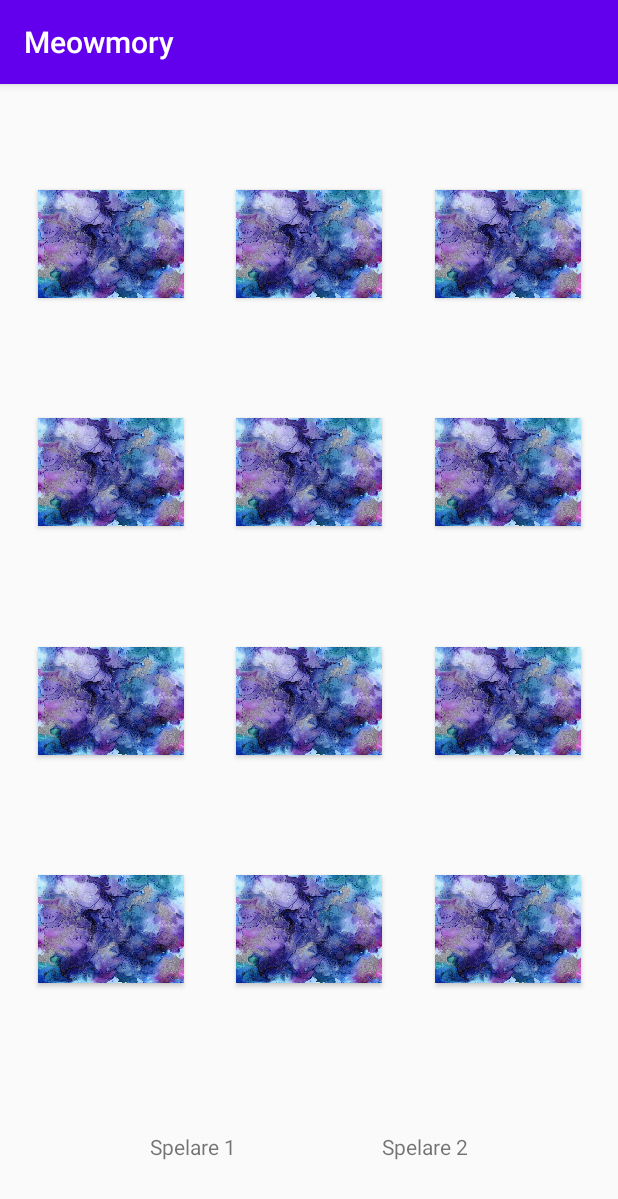
After one commit to emmeline-mutka/Meowmory, an Android app: the GameActivity screen opened directly, with no data from a screen before it, on a phone screen of 412 x 824 dp. The commit adds this screen. Shown: the top 1199 px of the screen. Run offline under Robolectric (Android 15) with nearby library versions, the phone set to English and light mode, and no system bars; 1 statement that could not run was skipped.

Commit message:
Added array and shuffle

```diff
--- a/app/src/main/AndroidManifest.xml
+++ b/app/src/main/AndroidManifest.xml
@@ -9,6 +9,7 @@
         android:roundIcon="@mipmap/ic_launcher_round"
         android:supportsRtl="true"
         android:theme="@style/AppTheme">
+        <activity android:name=".GameActivity"></activity>
         <activity android:name=".MainActivity">
             <intent-filter>
                 <action android:name="android.intent.action.MAIN" />
--- /dev/null
+++ b/app/src/main/java/com/example/meowmory/GameActivity.kt
@@ -0,0 +1,63 @@
+package com.example.meowmory
+
+import android.app.AlertDialog
+import android.media.Image
+import androidx.appcompat.app.AppCompatActivity
+import android.os.Bundle
+import android.util.Log
+import android.view.MotionEvent
+import android.widget.ImageView
+import kotlinx.android.synthetic.main.activity_game.*
+import com.example.meowmory.R.drawable.*
+
+class GameActivity : AppCompatActivity() {
+    override fun onCreate(savedInstanceState: Bundle?) {
+        super.onCreate(savedInstanceState)
+        setContentView(R.layout.activity_game)
+
+        val images: MutableList<Int> = mutableListOf(blackcat, calicocat, graycat, orangecat, tortiecat, whitecat,
+            blackcat, calicocat, graycat, orangecat, tortiecat, whitecat)
+
+        val buttons = arrayOf(cardbg1, cardbg2, cardbg3, cardbg4, cardbg5, cardbg6,
+            cardbg7, cardbg8, cardbg9, cardbg10, cardbg11, cardbg12)
+
+        val cardDown = purpleink
+        var clicked = 0
+        var turnOver = false
+        var lastClicked = -1
+
+        // val alertDialogBuilder = AlertDialog.Builder(this)
+
+        images.shuffle()
+        for(i in 0..11) {
+            buttons[i].text = "cardDown"
+            buttons[i].textSize = 0.0F
+            buttons[i].setOnClickListener {
+                if (buttons[i].text == "cardDown" && !turnOver) {
+                    buttons[i].setBackgroundResource(images[i])
+                    buttons[i].setText(images[i])
+                    if (clicked == 0) {
+                        lastClicked = i
+                    }
+                    clicked++
+                } else if (buttons[i].text !in "cardDown") {
+                    buttons[i].setBackgroundResource(cardDown)
+                    buttons[i].text = "cardDown"
+                    clicked--
+                }
+            if (clicked == 2) {
+                turnOver = true
+                if (buttons[i].text == buttons[lastClicked].text) {
+                    buttons[i].isClickable = false
+                    buttons[lastClicked].isClickable = false
+                    turnOver = false
+                    clicked = 0
+                }
+                } else if (clicked == 0) {
+                turnOver = false
+            }
+
+            }
+        }
+    }
+}
--- a/app/src/main/java/com/example/meowmory/MainActivity.kt
+++ b/app/src/main/java/com/example/meowmory/MainActivity.kt
@@ -1,7 +1,11 @@
 package com.example.meowmory
 
+import android.content.Intent
 import androidx.appcompat.app.AppCompatActivity
 import android.os.Bundle
+import android.util.Log
+import android.view.View
+import android.widget.Button
 
 class MainActivity : AppCompatActivity() {
 
@@ -9,13 +13,13 @@ class MainActivity : AppCompatActivity() {
         super.onCreate(savedInstanceState)
         setContentView(R.layout.activity_main)
 
+        val button = findViewById<Button>(R.id.startButton)
 
+        button.setOnClickListener {
 
+            val intent = Intent(this, GameActivity::class.java)
 
-
-
+            startActivity(intent)
+        }
     }
-
-
-
 }
--- /dev/null
+++ b/app/src/main/res/layout/activity_game.xml
@@ -0,0 +1,238 @@
+<?xml version="1.0" encoding="utf-8"?>
+<androidx.constraintlayout.widget.ConstraintLayout xmlns:android="http://schemas.android.com/apk/res/android"
+    xmlns:app="http://schemas.android.com/apk/res-auto"
+    xmlns:tools="http://schemas.android.com/tools"
+    android:layout_width="match_parent"
+    android:layout_height="match_parent"
+    tools:context=".GameActivity">
+
+
+    <Button
+        android:id="@+id/cardbg1"
+        android:layout_width="97dp"
+        android:layout_height="72dp"
+        android:layout_marginTop="50dp"
+        android:layout_marginEnd="10dp"
+        android:layout_marginRight="10dp"
+        android:layout_marginBottom="50dp"
+        android:background="@drawable/purpleink"
+        android:scaleType="fitStart"
+        app:layout_constraintBottom_toTopOf="@+id/cardbg4"
+        app:layout_constraintEnd_toStartOf="@+id/cardbg2"
+        app:layout_constraintStart_toStartOf="parent"
+        app:layout_constraintTop_toTopOf="parent"
+        app:srcCompat="@drawable/purpleink" />
+
+    <Button
+        android:id="@+id/cardbg2"
+        android:layout_width="97dp"
+        android:layout_height="72dp"
+        android:layout_marginStart="10dp"
+        android:layout_marginLeft="10dp"
+        android:layout_marginTop="50dp"
+        android:layout_marginEnd="10dp"
+        android:layout_marginRight="10dp"
+        android:layout_marginBottom="50dp"
+        android:background="@drawable/purpleink"
+        android:scaleType="fitStart"
+        app:layout_constraintBottom_toTopOf="@+id/cardbg5"
+        app:layout_constraintEnd_toEndOf="parent"
+        app:layout_constraintStart_toStartOf="parent"
+        app:layout_constraintTop_toTopOf="parent"
+        app:srcCompat="@drawable/purpleink" />
+
+    <Button
+        android:id="@+id/cardbg3"
+        android:layout_width="97dp"
+        android:layout_height="72dp"
+        android:layout_marginStart="10dp"
+        android:layout_marginLeft="10dp"
+        android:layout_marginTop="50dp"
+        android:layout_marginBottom="50dp"
+        android:background="@drawable/purpleink"
+        android:scaleType="fitStart"
+        app:layout_constraintBottom_toTopOf="@+id/cardbg6"
+        app:layout_constraintEnd_toEndOf="parent"
+        app:layout_constraintStart_toEndOf="@+id/cardbg2"
+        app:layout_constraintTop_toTopOf="parent"
+        app:srcCompat="@drawable/purpleink" />
+
+    <Button
+        android:id="@+id/cardbg4"
+        android:layout_width="97dp"
+        android:layout_height="72dp"
+        android:layout_marginTop="10dp"
+        android:layout_marginEnd="10dp"
+        android:layout_marginRight="10dp"
+        android:layout_marginBottom="50dp"
+        android:background="@drawable/purpleink"
+        android:scaleType="fitStart"
+        app:layout_constraintBottom_toTopOf="@+id/cardbg7"
+        app:layout_constraintEnd_toStartOf="@+id/cardbg5"
+        app:layout_constraintStart_toStartOf="parent"
+        app:layout_constraintTop_toBottomOf="@+id/cardbg1"
+        app:srcCompat="@drawable/purpleink" />
+
+    <Button
+        android:id="@+id/cardbg5"
+        android:layout_width="97dp"
+        android:layout_height="72dp"
+        android:layout_marginStart="10dp"
+        android:layout_marginLeft="10dp"
+        android:layout_marginTop="10dp"
+        android:layout_marginEnd="10dp"
+        android:layout_marginRight="10dp"
+        android:layout_marginBottom="50dp"
+        android:background="@drawable/purpleink"
+        android:scaleType="fitStart"
+        app:layout_constraintBottom_toTopOf="@+id/cardbg8"
+        app:layout_constraintEnd_toEndOf="parent"
+        app:layout_constraintStart_toStartOf="parent"
+        app:layout_constraintTop_toBottomOf="@+id/cardbg2"
+        app:srcCompat="@drawable/purpleink" />
+
+    <Button
+        android:id="@+id/cardbg6"
+        android:layout_width="97dp"
+        android:layout_height="72dp"
+        android:layout_marginStart="10dp"
+        android:layout_marginLeft="10dp"
+        android:layout_marginTop="10dp"
+        android:layout_marginBottom="50dp"
+        android:background="@drawable/purpleink"
+        android:scaleType="fitStart"
+        app:layout_constraintBottom_toTopOf="@+id/cardbg9"
+        app:layout_constraintEnd_toEndOf="parent"
+        app:layout_constraintStart_toEndOf="@+id/cardbg5"
+        app:layout_constraintTop_toBottomOf="@+id/cardbg3"
+        app:srcCompat="@drawable/purpleink" />
+
+    <Button
+        android:id="@+id/cardbg7"
+        android:layout_width="97dp"
+        android:layout_height="72dp"
+        android:layout_marginTop="10dp"
+        android:layout_marginEnd="10dp"
+        android:layout_marginRight="10dp"
+        android:layout_marginBottom="50dp"
+        android:background="@drawable/purpleink"
+        android:scaleType="fitStart"
+        app:layout_constraintBottom_toTopOf="@+id/cardbg10"
+        app:layout_constraintEnd_toStartOf="@+id/cardbg8"
+        app:layout_constraintStart_toStartOf="parent"
+        app:layout_constraintTop_toBottomOf="@+id/cardbg4"
+        app:srcCompat="@drawable/purpleink" />
+
+    <Button
+        android:id="@+id/cardbg8"
+        android:layout_width="97dp"
+        android:layout_height="72dp"
+        android:layout_marginStart="10dp"
+        android:layout_marginLeft="10dp"
+        android:layout_marginTop="10dp"
+        android:layout_marginEnd="10dp"
+        android:layout_marginRight="10dp"
+        android:layout_marginBottom="50dp"
+        android:background="@drawable/purpleink"
+        android:scaleType="fitStart"
+        app:layout_constraintBottom_toTopOf="@+id/cardbg11"
+        app:layout_constraintEnd_toEndOf="parent"
+        app:layout_constraintStart_toStartOf="parent"
+        app:layout_constraintTop_toBottomOf="@+id/cardbg5"
+        app:srcCompat="@drawable/purpleink" />
+
+    <Button
+        android:id="@+id/cardbg9"
+        android:layout_width="97dp"
+        android:layout_height="72dp"
+        android:layout_marginStart="10dp"
+        android:layout_marginLeft="10dp"
+        android:layout_marginTop="10dp"
+        android:layout_marginBottom="50dp"
+        android:background="@drawable/purpleink"
+        android:scaleType="fitStart"
+        app:layout_constraintBottom_toTopOf="@+id/cardbg12"
+        app:layout_constraintEnd_toEndOf="parent"
+        app:layout_constraintStart_toEndOf="@+id/cardbg8"
+        app:layout_constraintTop_toBottomOf="@+id/cardbg6"
+        app:srcCompat="@drawable/purpleink" />
+
+    <Button
+        android:id="@+id/cardbg10"
+        android:layout_width="97dp"
+        android:layout_height="72dp"
+        android:layout_marginTop="10dp"
+        android:layout_marginEnd="10dp"
+        android:layout_marginRight="10dp"
+        android:layout_marginBottom="148dp"
+        android:background="@drawable/purpleink"
+        android:scaleType="fitStart"
+        app:layout_constraintBottom_toBottomOf="parent"
+        app:layout_constraintEnd_toStartOf="@+id/cardbg8"
+        app:layout_constraintStart_toStartOf="parent"
+        app:layout_constraintTop_toBottomOf="@+id/cardbg7"
+        app:srcCompat="@drawable/purpleink" />
+
+    <Button
+        android:id="@+id/cardbg11"
+        android:layout_width="97dp"
+        android:layout_height="72dp"
+        android:layout_marginStart="10dp"
+        android:layout_marginLeft="10dp"
+        android:layout_marginTop="10dp"
+        android:layout_marginEnd="10dp"
+        android:layout_marginRight="10dp"
+        android:layout_marginBottom="148dp"
+        android:background="@drawable/purpleink"
+        android:scaleType="fitStart"
+        app:layout_constraintBottom_toBottomOf="parent"
+        app:layout_constraintEnd_toEndOf="parent"
+        app:layout_constraintStart_toStartOf="parent"
+        app:layout_constraintTop_toBottomOf="@+id/cardbg8"
+        app:srcCompat="@drawable/purpleink" />
+
+    <Button
+        android:id="@+id/cardbg12"
+        android:layout_width="97dp"
+        android:layout_height="72dp"
+        android:layout_marginStart="10dp"
+        android:layout_marginLeft="10dp"
+        android:layout_marginTop="10dp"
+        android:layout_marginBottom="148dp"
+        android:background="@drawable/purpleink"
+        android:scaleType="fitStart"
+        app:layout_constraintBottom_toBottomOf="parent"
+        app:layout_constraintEnd_toEndOf="parent"
+        app:layout_constraintStart_toEndOf="@+id/cardbg8"
+        app:layout_constraintTop_toBottomOf="@+id/cardbg9"
+        app:srcCompat="@drawable/purpleink" />
+
+
+    <TextView
+        android:id="@+id/player1"
+        android:layout_width="wrap_content"
+        android:layout_height="wrap_content"
+        android:layout_marginStart="100dp"
+        android:layout_marginLeft="100dp"
+        android:layout_marginEnd="100dp"
+        android:layout_marginRight="100dp"
+        android:layout_marginBottom="50dp"
+        android:text="Spelare 1"
+        app:layout_constraintBottom_toBottomOf="parent"
+        app:layout_constraintEnd_toStartOf="@+id/textView4"
+        app:layout_constraintStart_toStartOf="parent" />
+
+    <TextView
+        android:id="@+id/player2"
+        android:layout_width="wrap_content"
+        android:layout_height="wrap_content"
+        android:layout_marginStart="100dp"
+        android:layout_marginLeft="100dp"
+        android:layout_marginEnd="100dp"
+        android:layout_marginRight="100dp"
+        android:layout_marginBottom="50dp"
+        android:text="Spelare 2"
+        app:layout_constraintBottom_toBottomOf="parent"
+        app:layout_constraintEnd_toEndOf="parent"
+        app:layout_constraintStart_toEndOf="@+id/textView3" />
+</androidx.constraintlayout.widget.ConstraintLayout>
--- a/app/src/main/res/layout/activity_main.xml
+++ b/app/src/main/res/layout/activity_main.xml
@@ -5,14 +5,49 @@
     android:layout_width="match_parent"
     android:layout_height="match_parent"
     tools:context=".MainActivity"
-    android:background="@drawable/pawprints">
+
+    android:background="@drawable/pawprints"
+    android:backgroundTint="#C9FFFFFF"
+    android:backgroundTintMode="src_over">
+
+    <TextView
+        android:id="@+id/textView"
+        android:layout_width="wrap_content"
+        android:layout_height="32dp"
+        android:layout_marginTop="300dp"
+        android:layout_marginBottom="400dp"
+        android:text="VÄLKOMMEN TILL MEOWMORY!"
+        android:textSize="26dp"
+        android:textStyle="bold"
+        android:textColor="#000000"
+        android:shadowColor="#E5E5E5"
+        android:shadowDx="10"
+        android:shadowDy="10"
+        android:shadowRadius="2"
+        app:layout_constraintBottom_toBottomOf="parent"
+        app:layout_constraintEnd_toEndOf="parent"
+        app:layout_constraintStart_toStartOf="parent"
+        app:layout_constraintTop_toTopOf="parent" />
+
+    <TextView
+        android:id="@+id/textView2"
+        android:layout_width="wrap_content"
+        android:layout_height="wrap_content"
+        android:text="KLICKA PÅ KNAPPEN FÖR ATT STARTA SPELET."
+        android:textSize="18dp"
+        android:textStyle="bold"
+        android:textColor="#000000"
+        app:layout_constraintBottom_toBottomOf="parent"
+        app:layout_constraintEnd_toEndOf="parent"
+        app:layout_constraintStart_toStartOf="parent"
+        app:layout_constraintTop_toTopOf="parent" />
 
     <Button
-        android:id="@+id/button2"
+        android:id="@+id/startButton"
         android:layout_width="wrap_content"
         android:layout_height="wrap_content"
-        android:layout_marginTop="500dp"
-        android:text="Click me"
+        android:layout_marginTop="400dp"
+        android:text="Starta"
         app:layout_constraintEnd_toEndOf="parent"
         app:layout_constraintStart_toStartOf="parent"
         app:layout_constraintTop_toTopOf="parent" />
```
Also changed, not shown: app/src/main/res/drawable/purpleink.jpg (added).
